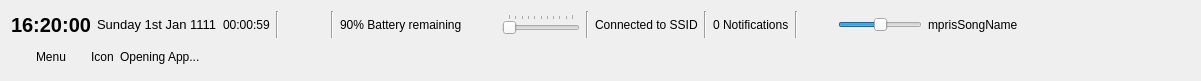
This is mainwindow.ui in vicr123/theshell as Qt 5 draws it before an edit. The edited form follows.
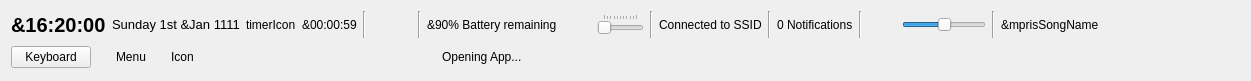
This is the edited form. Icons and pictures are not drawn. Custom widgets are drawn as their Qt base class.

The edit to the form file:
```diff
--- a/mainwindow.ui
+++ b/mainwindow.ui
@@ -6,7 +6,7 @@
    <rect>
     <x>0</x>
     <y>0</y>
-    <width>1201</width>
+    <width>1251</width>
     <height>81</height>
    </rect>
   </property>
@@ -33,7 +33,7 @@
          </font>
         </property>
         <property name="text">
-         <string>16:20:00</string>
+         <string>&amp;16:20:00</string>
         </property>
        </widget>
       </item>
@@ -45,14 +45,21 @@
          </font>
         </property>
         <property name="text">
-         <string>Sunday 1st Jan 1111</string>
+         <string>Sunday 1st &amp;Jan 1111</string>
         </property>
        </widget>
       </item>
       <item>
-       <widget class="QLabel" name="timer">
+       <widget class="ClickableLabel" name="timerIcon">
         <property name="text">
-         <string>00:00:59</string>
+         <string>timerIcon</string>
+        </property>
+       </widget>
+      </item>
+      <item>
+       <widget class="ClickableLabel" name="timer">
+        <property name="text">
+         <string>&amp;00:00:59</string>
         </property>
        </widget>
       </item>
@@ -111,7 +118,7 @@
          <item>
           <widget class="ClickableLabel" name="batteryLabel">
            <property name="text">
-            <string>90% Battery remaining</string>
+            <string>&amp;90% Battery remaining</string>
            </property>
           </widget>
          </item>
@@ -342,10 +349,17 @@
          <property name="bottomMargin">
           <number>0</number>
          </property>
+         <item>
+          <widget class="Line" name="line_6">
+           <property name="orientation">
+            <enum>Qt::Vertical</enum>
+           </property>
+          </widget>
+         </item>
          <item>
           <widget class="QLabel" name="mprisSongName">
            <property name="text">
-            <string>mprisSongName</string>
+            <string>&amp;mprisSongName</string>
            </property>
           </widget>
          </item>
@@ -414,6 +428,19 @@
       <property name="spacing">
        <number>0</number>
       </property>
+      <item>
+       <widget class="QPushButton" name="pushButton_4">
+        <property name="sizePolicy">
+         <sizepolicy hsizetype="Fixed" vsizetype="Fixed">
+          <horstretch>0</horstretch>
+          <verstretch>0</verstretch>
+         </sizepolicy>
+        </property>
+        <property name="text">
+         <string>Keyboard</string>
+        </property>
+       </widget>
+      </item>
       <item>
        <widget class="QPushButton" name="pushButton">
         <property name="sizePolicy">
@@ -471,26 +498,10 @@
       <item>
        <layout class="QVBoxLayout" name="verticalLayout_2">
         <item>
-         <layout class="QGridLayout" name="horizontalLayout_2"/>
+         <widget class="QFrame" name="windowList"/>
         </item>
        </layout>
       </item>
-      <item>
-       <spacer name="horizontalSpacer_2">
-        <property name="orientation">
-         <enum>Qt::Horizontal</enum>
-        </property>
-        <property name="sizeType">
-         <enum>QSizePolicy::MinimumExpanding</enum>
-        </property>
-        <property name="sizeHint" stdset="0">
-         <size>
-          <width>40</width>
-          <height>20</height>
-         </size>
-        </property>
-       </spacer>
-      </item>
      </layout>
     </item>
    </layout>
```
Left out of the diff: 8 changed lines with no effect on the pictures.
